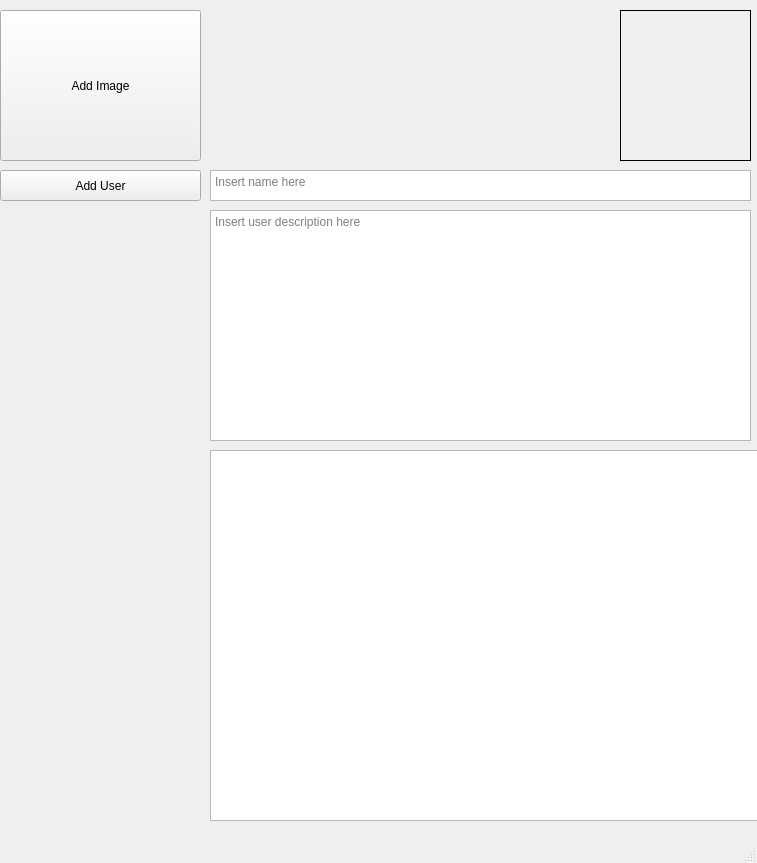
Before: the Qt Designer form python-mongodb-cv-gui/gui/raw_gui_latest.ui in MikEfraim/python-mongodb-cv-with-gui, drawn with Qt 5.
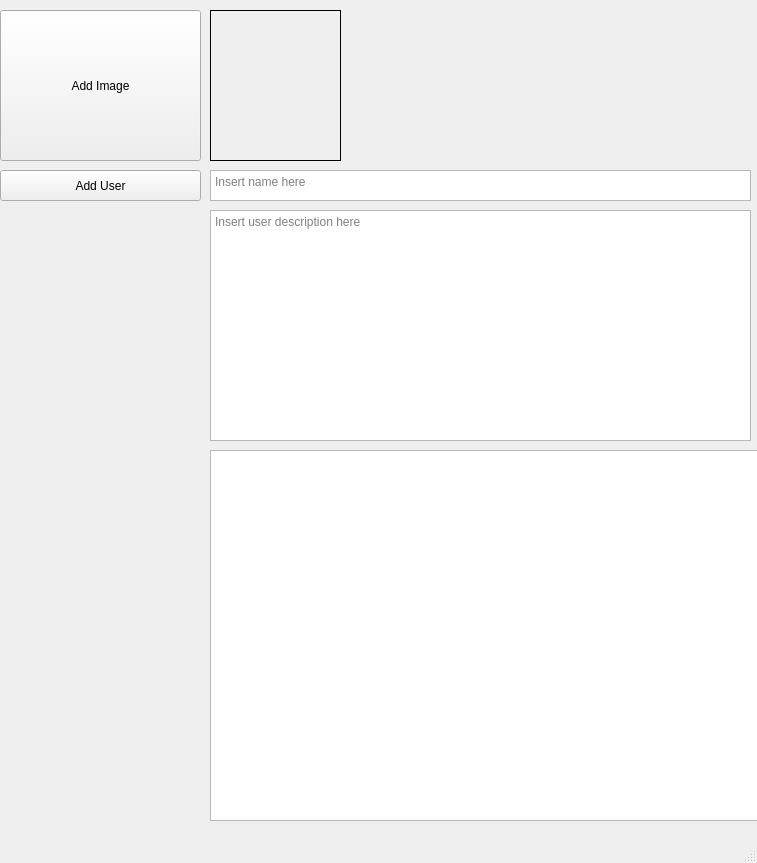
After: the same form once the commit is applied.

The edit to the form file:
```diff
--- a/python-mongodb-cv-gui/gui/raw_gui_latest.ui
+++ b/python-mongodb-cv-gui/gui/raw_gui_latest.ui
@@ -53,7 +53,7 @@
    <widget class="QLabel" name="CVImage">
     <property name="geometry">
      <rect>
-      <x>620</x>
+      <x>210</x>
       <y>10</y>
       <width>131</width>
       <height>151</height>
```
